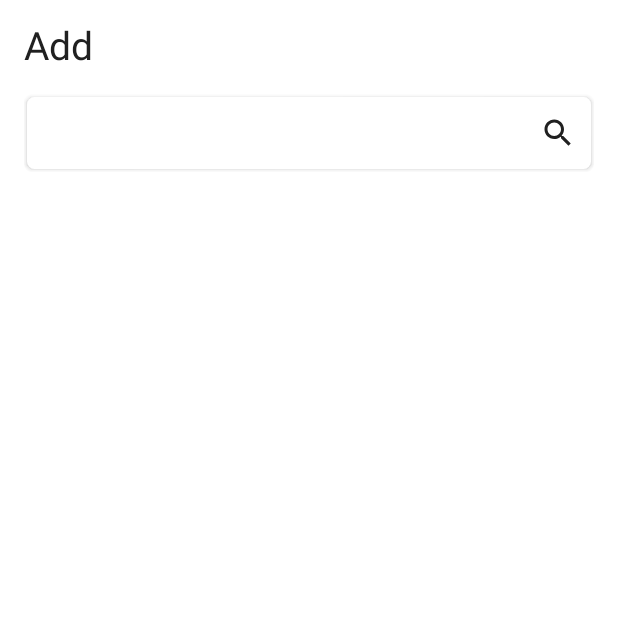
After one commit to AmirMousavi-Dev/CaloryTracker, an Android app built with Jetpack Compose: the composable SearchScreen called with empty values, on a phone screen of 412 x 824 dp, the top half of it. The commit adds this screen. Run offline under Robolectric (Android 15) with nearby library versions, the phone set to English and light mode, and no system bars; our stand-ins replace Dagger/Hilt's generated code.

Commit message:
Create SearchTextField

```diff
--- a/core/src/main/res/values/strings.xml
+++ b/core/src/main/res/values/strings.xml
@@ -50,7 +50,7 @@
     <string name="delete">Delete</string>
     <string name="add_meal">Add %s</string>
     <string name="error_something_went_wrong">Oops, something went wrong!</string>
-
+    <string name="search">Search…</string>
 
 
 </resources>
--- a/tracker/tracker_data/src/main/AndroidManifest.xml
+++ b/tracker/tracker_data/src/main/AndroidManifest.xml
@@ -1,4 +1,5 @@
 <?xml version="1.0" encoding="utf-8"?>
 <manifest xmlns:android="http://schemas.android.com/apk/res/android">
 
+    <uses-permission android:name="android.permission.INTERNET" />
 </manifest>
--- /dev/null
+++ b/tracker/tracker_presentation/src/main/java/ir/codroid/tracker_presentation/search/SearchScreen.kt
@@ -0,0 +1,89 @@
+package ir.codroid.tracker_presentation.search
+
+import androidx.compose.foundation.layout.Column
+import androidx.compose.foundation.layout.Spacer
+import androidx.compose.foundation.layout.fillMaxSize
+import androidx.compose.foundation.layout.height
+import androidx.compose.foundation.layout.padding
+import androidx.compose.material3.MaterialTheme
+import androidx.compose.material3.SnackbarHostState
+import androidx.compose.material3.Text
+import androidx.compose.runtime.Composable
+import androidx.compose.runtime.LaunchedEffect
+import androidx.compose.ui.Modifier
+import androidx.compose.ui.platform.LocalContext
+import androidx.compose.ui.platform.LocalSoftwareKeyboardController
+import androidx.compose.ui.res.stringResource
+import androidx.hilt.navigation.compose.hiltViewModel
+import ir.codroid.core.R
+import ir.codroid.core.util.UiEvent
+import ir.codroid.core_ui.LocalSpacing
+import ir.codroid.core_ui.component.displaySnackBar
+import ir.codroid.tracker_presentation.search.component.SearchTextField
+
+@Composable
+fun SearchScreen(
+    snackBarHostState: SnackbarHostState,
+    mealName: String,
+    dayOfMonth: Int,
+    month: Int,
+    year: Int,
+    onNavigateUp: () -> Unit,
+    viewModel: SearchViewModel = hiltViewModel()
+) {
+    val spacing = LocalSpacing.current
+    val state = viewModel.state
+    val context = LocalContext.current
+    val keyboardController = LocalSoftwareKeyboardController.current
+    LaunchedEffect(key1 = keyboardController) {
+        viewModel.uiEvent.collect { event ->
+            when (event) {
+                is UiEvent.ShowSnackbar -> {
+                    displaySnackBar(
+                        scope = this,
+                        snackBarHostState = snackBarHostState,
+                        message = event.message.asString(context),
+                        onDismissed = {},
+                        onActionPerformed = {}
+                    )
+                    keyboardController?.hide()
+                }
+
+                is UiEvent.NavigateUp -> onNavigateUp()
+                else -> Unit
+            }
+        }
+    }
+
+    Column(
+        modifier = Modifier
+            .fillMaxSize()
+            .padding(spacing.spaceMedium)
+    ) {
+
+        Text(
+            text = stringResource(
+                id = R.string.add_meal, mealName
+            ),
+            style = MaterialTheme.typography.displayMedium
+        )
+
+        Spacer(modifier = Modifier.height(spacing.spaceMedium))
+
+        SearchTextField(
+            text = state.query,
+            onValueChange = {
+                viewModel.onEvent(
+                    SearchContract
+                        .Event
+                        .OnQueryChange(it)
+                )
+            },
+            onSearch = {
+                viewModel.onEvent(SearchContract.Event.OnSearch)
+            },
+            onFocusChanged = {
+                viewModel.onEvent(SearchContract.Event.OnSearchFocusChange(it.isFocused))
+            })
+    }
+}
--- /dev/null
+++ b/tracker/tracker_presentation/src/main/java/ir/codroid/tracker_presentation/search/component/SearchTextField.kt
@@ -0,0 +1,92 @@
+package ir.codroid.tracker_presentation.search.component
+
+import androidx.compose.foundation.background
+import androidx.compose.foundation.layout.Box
+import androidx.compose.foundation.layout.fillMaxWidth
+import androidx.compose.foundation.layout.padding
+import androidx.compose.foundation.shape.RoundedCornerShape
+import androidx.compose.foundation.text.BasicTextField
+import androidx.compose.foundation.text.KeyboardActions
+import androidx.compose.foundation.text.KeyboardOptions
+import androidx.compose.material.icons.Icons
+import androidx.compose.material.icons.filled.Search
+import androidx.compose.material3.Icon
+import androidx.compose.material3.IconButton
+import androidx.compose.material3.MaterialTheme
+import androidx.compose.material3.Text
+import androidx.compose.runtime.Composable
+import androidx.compose.ui.Alignment
+import androidx.compose.ui.Modifier
+import androidx.compose.ui.draw.clip
+import androidx.compose.ui.draw.shadow
+import androidx.compose.ui.focus.FocusState
+import androidx.compose.ui.focus.onFocusChanged
+import androidx.compose.ui.res.stringResource
+import androidx.compose.ui.text.font.FontWeight
+import androidx.compose.ui.text.input.ImeAction
+import androidx.compose.ui.unit.dp
+import ir.codroid.core.R
+import ir.codroid.core_ui.LightGray
+import ir.codroid.core_ui.LocalSpacing
+
+@Composable
+fun SearchTextField(
+    text: String,
+    onValueChange: (String) -> Unit,
+    onSearch: () -> Unit,
+    modifier: Modifier = Modifier,
+    hint: String = stringResource(id = R.string.search),
+    shouldShowHint: Boolean = false,
+    onFocusChanged: (FocusState) -> Unit
+) {
+    val spacing = LocalSpacing.current
+
+    Box(
+        modifier = modifier
+    ) {
+        BasicTextField(
+            value = text,
+            onValueChange = onValueChange,
+            singleLine = true,
+            keyboardActions = KeyboardActions(
+                onSearch = {
+                    onSearch()
+                    defaultKeyboardAction(ImeAction.Search)
+                }
+            ),
+            keyboardOptions = KeyboardOptions(
+                imeAction = ImeAction.Search
+            ),
+            modifier = Modifier
+                .clip(RoundedCornerShape(5.dp))
+                .padding(2.dp)
+                .shadow(
+                    elevation = 2.dp,
+                    shape = RoundedCornerShape(5.dp)
+                )
+                .background(MaterialTheme.colorScheme.surface)
+                .fillMaxWidth()
+                .padding(spacing.spaceMedium)
+                .padding(end = spacing.spaceMedium)
+                .onFocusChanged { onFocusChanged(it) }
+
+        )
+        if (shouldShowHint) {
+            Text(
+                text = hint,
+                style = MaterialTheme.typography.bodyLarge,
+                fontWeight = FontWeight.Light,
+                color = LightGray,
+                modifier = Modifier
+                    .align(Alignment.CenterStart)
+                    .padding(start = spacing.spaceMedium)
+            )
+        }
+        IconButton(onClick = onSearch, modifier = Modifier.align(Alignment.CenterEnd)) {
+            Icon(
+                imageVector = Icons.Default.Search,
+                contentDescription = stringResource(id = R.string.search)
+            )
+        }
+    }
+}
--- a/tracker/tracker_presentation/src/main/java/ir/codroid/tracker_presentation/tracker_overview/TrackerOverviewViewModel.kt
+++ b/tracker/tracker_presentation/src/main/java/ir/codroid/tracker_presentation/tracker_overview/TrackerOverviewViewModel.kt
@@ -45,7 +45,7 @@ class TrackerOverviewViewModel @Inject constructor(
                             route = Route.SEARCH
                                     + "/${event.meal.mealType.name}"
                                     + "/${state.date.dayOfMonth}"
-                                    + "/${state.date.month}"
+                                    + "/${state.date.monthValue}"
                                     + "/${state.date.year}"
                         )
                     )
```
Also changed, not shown: app/src/main/java/ir/codroid/calorytracker/MainActivity.kt (+35 -1 lines), tracker/tracker_presentation/src/main/java/ir/codroid/tracker_presentation/tracker_overview/TrackerOverviewScreen.kt (+11 -0 lines).
